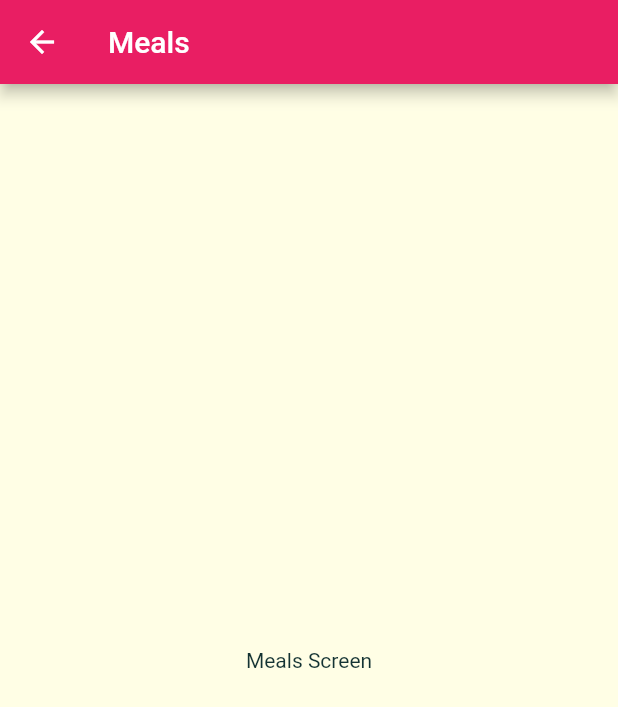
After one commit to imsaravana369/MealsApp, a Flutter app: the screen it shows after launch, after a tap on "Italian", on a phone screen of 412 x 824 dp. The commit adds this screen. Shown: the top 707 px of the screen. Run offline on Flutter 3.47's test engine with Material 2 defaults, Android fonts, the phone set to English and light mode, and no system bars.

Commit message:
added meals screen and refactored some class and file names

```diff
--- a/lib/categories_screen.dart
+++ b/lib/categories_home_screen.dart
@@ -2,7 +2,7 @@ import 'package:flutter/material.dart';
 import 'package:mealsapp/category_item.dart';
 import 'package:mealsapp/dummy_data.dart';
 
-class CategoriesScreen extends StatelessWidget {
+class CategoriesHomeScreen extends StatelessWidget {
   @override
   Widget build(BuildContext context) {
     return Scaffold(
--- a/lib/category_item.dart
+++ b/lib/category_item.dart
@@ -1,14 +1,26 @@
 import 'package:flutter/material.dart';
+import 'package:mealsapp/meals_screen.dart';
 import 'package:mealsapp/models/category.dart';
 
 class CategoryItem extends StatelessWidget {
   final Category _category;
   CategoryItem(this._category);
+
+  void moveToMealsScreen(BuildContext ctx){
+    Navigator.of(ctx).push(MaterialPageRoute(
+      builder: (_) => MealsScreen()
+    ));
+  }
   @override
   Widget build(BuildContext context) {
-    return Container(
+    return InkWell(
+      onTap: () => moveToMealsScreen(context),
+      splashColor: Theme.of(context).primaryColor,
+        borderRadius: BorderRadius.circular(15), //set same borderRadius as that of parent
+        child:Container(
       padding: const EdgeInsets.all(15),
-      child: Text(_category.title,
+      child:
+      Text(_category.title,
       style: Theme.of(context).textTheme.headline6,),
       decoration: BoxDecoration(
         gradient: LinearGradient(
@@ -20,6 +32,7 @@ class CategoryItem extends StatelessWidget {
 
       ),
 
+    ),
     );
   }
 }
--- a/lib/main.dart
+++ b/lib/main.dart
@@ -1,5 +1,5 @@
 import 'package:flutter/material.dart';
-import 'package:mealsapp/categories_screen.dart';
+import 'package:mealsapp/categories_home_screen.dart';
 
 void main() {
   runApp(MyApp());
@@ -27,7 +27,7 @@ class MyApp extends StatelessWidget {
           )
         )
       ),
-      home: CategoriesScreen(),
+      home: CategoriesHomeScreen(),
     );
   }
 }
--- /dev/null
+++ b/lib/meals_screen.dart
@@ -0,0 +1,17 @@
+import 'package:flutter/material.dart';
+
+class MealsScreen extends StatelessWidget {
+  @override
+  Widget build(BuildContext context) {
+    return Scaffold(
+      appBar: AppBar(
+          title:Text("Meals"),
+      ),
+        body:Center(
+        child:Container(
+      child: Text("Meals Screen"),
+    ),
+    ),
+    );
+  }
+}
```
